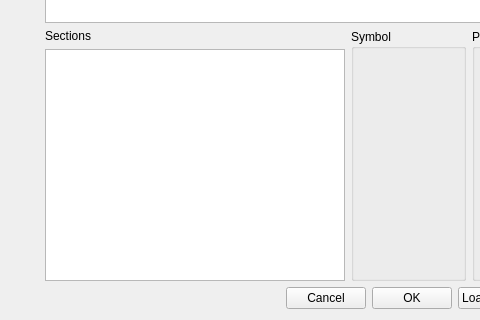
Old version of the form src/windows/SdDGetObject.ui in the repository usiksan/SaliCAD; both pictures show x 570 to 1050 and y 314 to 634 of the 1168 by 634 pixel window.
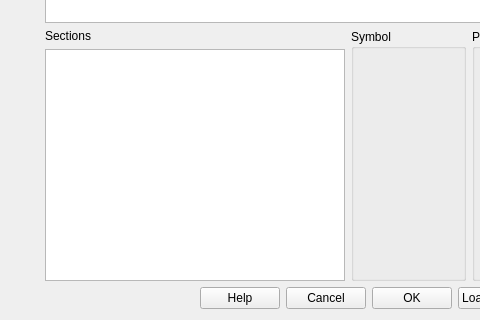
New version of the form.

Commit message: Append web reference from About dialog. Append some ideas to bug list. Append help button to get object dialog. Append sheet list modes help. Begin get object dialog help. Test mark as remark unsupported yet help links.

```diff
--- a/src/windows/SdDGetObject.ui
+++ b/src/windows/SdDGetObject.ui
@@ -224,6 +224,13 @@
        </property>
       </spacer>
      </item>
+     <item>
+      <widget class="QPushButton" name="mHelp">
+       <property name="text">
+        <string>Help</string>
+       </property>
+      </widget>
+     </item>
      <item>
       <widget class="QPushButton" name="mReject">
        <property name="text">
```
The commit also changes 7 other files.
